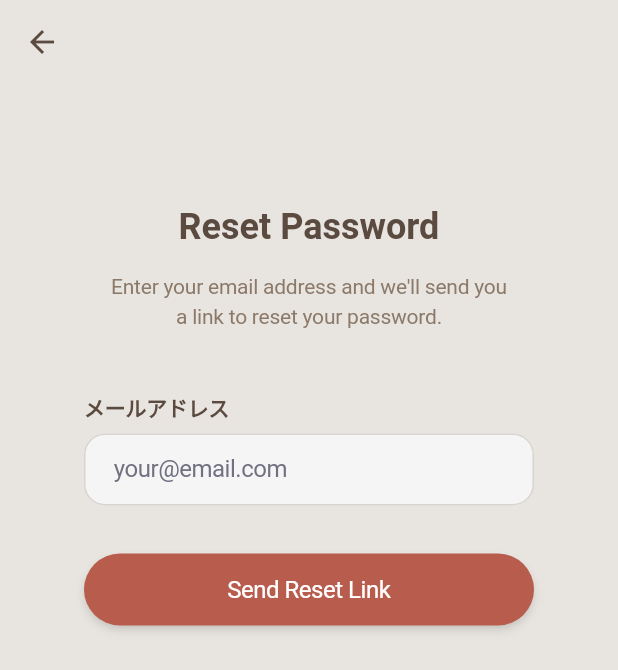
After one commit to hoshido-k/imane, a Flutter app: the screen it shows after launch, after a tap on "Forgot password?", on a phone screen of 412 x 824 dp. The commit adds this screen. Shown: the top 670 px of the screen. Run offline on Flutter 3.47's test engine with Material 3 defaults, Android fonts, the phone set to English and light mode, and no system bars; our stand-ins replace connectivity_plus, firebase_auth, firebase_core, geolocator, google_maps_flutter, permission_handler and 1 more; missing offline and left inert: background_location; accounts and stored records are empty; generated files the repository leaves out were written again.

Commit message:
パスワードリセット機能・UI追加

```diff
--- a/mobile/lib/main.dart
+++ b/mobile/lib/main.dart
@@ -4,15 +4,29 @@
 import 'firebase_options.dart';
 import 'core/theme/app_theme.dart';
 import 'screens/auth/login_screen.dart';
+import 'screens/auth/password_reset_screen.dart';
 import 'screens/main_screen.dart';
 
 void main() async {
   WidgetsFlutterBinding.ensureInitialized();
 
-  // Firebase初期化
-  await Firebase.initializeApp(
-    options: DefaultFirebaseOptions.currentPlatform,
-  );
+  // Firebase初期化（既に初期化されている場合はスキップ）
+  try {
+    print('[Main] Initializing Firebase...');
+    print('[Main] Project ID: ${DefaultFirebaseOptions.currentPlatform.projectId}');
+    await Firebase.initializeApp(
+      options: DefaultFirebaseOptions.currentPlatform,
+    );
+    print('[Main] Firebase initialized successfully');
+  } catch (e) {
+    // 既に初期化されている場合はエラーを無視
+    if (e.toString().contains('duplicate-app')) {
+      print('[Main] Firebase already initialized, skipping...');
+    } else {
+      print('[Main] Firebase initialization failed: $e');
+      rethrow;
+    }
+  }
 
   // Set system UI overlay style
   SystemChrome.setSystemUIOverlayStyle(
@@ -37,6 +51,7 @@
       initialRoute: '/login',
       routes: {
         '/login': (context) => const LoginScreen(),
+        '/password-reset': (context) => const PasswordResetScreen(),
         '/map': (context) => const MainScreen(),
       },
     );
--- a/mobile/lib/screens/auth/login_screen.dart
+++ b/mobile/lib/screens/auth/login_screen.dart
@@ -117,8 +117,8 @@ class _LoginScreenState extends State<LoginScreen> {
               child: Column(
                 crossAxisAlignment: CrossAxisAlignment.stretch,
                 children: [
-                  // Top spacing
-                  const SizedBox(height: 210),
+                  // Top spacing (reduced from 210 to 140)
+                  const SizedBox(height: 140),
 
                   // Logo/Title
                   Text(
@@ -286,6 +286,27 @@ class _LoginScreenState extends State<LoginScreen> {
                             ),
                           ],
                         ),
+
+                        // Forgot Password Link (ログインモード時のみ)
+                        if (!_isSignupMode) ...[
+                          const SizedBox(height: 12),
+                          GestureDetector(
+                            onTap: () {
+                              Navigator.of(context).pushNamed('/password-reset');
+                            },
+                            child: Text(
+                              'Forgot password?',
+                              textAlign: TextAlign.center,
+                              style: Theme.of(context)
+                                  .textTheme
+                                  .bodyMedium
+                                  ?.copyWith(
+                                    color: AppColors.primary,
+                                    fontWeight: FontWeight.w400,
+                                  ),
+                            ),
+                          ),
+                        ],
                       ],
                     ),
                   ),
--- /dev/null
+++ b/mobile/lib/screens/auth/password_reset_screen.dart
@@ -0,0 +1,268 @@
+import 'package:flutter/material.dart';
+import '../../core/constants/app_colors.dart';
+import '../../services/auth_service.dart';
+
+class PasswordResetScreen extends StatefulWidget {
+  const PasswordResetScreen({super.key});
+
+  @override
+  State<PasswordResetScreen> createState() => _PasswordResetScreenState();
+}
+
+class _PasswordResetScreenState extends State<PasswordResetScreen> {
+  final _formKey = GlobalKey<FormState>();
+  final _emailController = TextEditingController();
+  bool _isLoading = false;
+  bool _emailSent = false;
+
+  final AuthService _authService = AuthService();
+
+  @override
+  void dispose() {
+    _emailController.dispose();
+    super.dispose();
+  }
+
+  Future<void> _handlePasswordReset() async {
+    if (!_formKey.currentState!.validate()) {
+      return;
+    }
+
+    setState(() {
+      _isLoading = true;
+    });
+
+    try {
+      final result = await _authService.sendPasswordResetEmail(
+        email: _emailController.text.trim(),
+      );
+
+      if (!mounted) return;
+
+      if (result.success) {
+        setState(() {
+          _emailSent = true;
+        });
+      } else {
+        _showError(result.errorMessage ?? 'メールの送信に失敗しました');
+      }
+    } finally {
+      if (mounted) {
+        setState(() {
+          _isLoading = false;
+        });
+      }
+    }
+  }
+
+  void _showError(String message) {
+    ScaffoldMessenger.of(context).showSnackBar(
+      SnackBar(
+        content: Text(message),
+        backgroundColor: AppColors.error,
+      ),
+    );
+  }
+
+  @override
+  Widget build(BuildContext context) {
+    return Scaffold(
+      backgroundColor: AppColors.background,
+      appBar: AppBar(
+        leading: IconButton(
+          icon: const Icon(Icons.arrow_back),
+          onPressed: () => Navigator.of(context).pop(),
+        ),
+      ),
+      body: SafeArea(
+        child: SingleChildScrollView(
+          child: Padding(
+            padding: const EdgeInsets.symmetric(horizontal: 24),
+            child: _emailSent ? _buildSuccessView() : _buildResetForm(),
+          ),
+        ),
+      ),
+    );
+  }
+
+  Widget _buildResetForm() {
+    return Form(
+      key: _formKey,
+      child: Column(
+        crossAxisAlignment: CrossAxisAlignment.stretch,
+        children: [
+          const SizedBox(height: 80),
+
+          // Title
+          Text(
+            'Reset Password',
+            textAlign: TextAlign.center,
+            style: Theme.of(context).textTheme.displaySmall,
+          ),
+
+          const SizedBox(height: 16),
+
+          // Description
+          Text(
+            'Enter your email address and we\'ll send you\na link to reset your password.',
+            textAlign: TextAlign.center,
+            style: Theme.of(context).textTheme.bodyMedium,
+          ),
+
+          const SizedBox(height: 40),
+
+          // Form Container
+          Container(
+            padding: const EdgeInsets.symmetric(horizontal: 32),
+            child: Column(
+              crossAxisAlignment: CrossAxisAlignment.stretch,
+              children: [
+                // Email Field
+                _buildLabel('メールアドレス'),
+                const SizedBox(height: 8),
+                TextFormField(
+                  controller: _emailController,
+                  style: Theme.of(context).textTheme.bodyLarge,
+                  keyboardType: TextInputType.emailAddress,
+                  decoration: InputDecoration(
+                    hintText: 'your@email.com',
+                    hintStyle: Theme.of(context).inputDecorationTheme.hintStyle,
+                  ),
+                  validator: (value) {
+                    if (value == null || value.isEmpty) {
+                      return 'メールアドレスを入力してください';
+                    }
+                    if (!value.contains('@')) {
+                      return '有効なメールアドレスを入力してください';
+                    }
+                    return null;
+                  },
+                ),
+                const SizedBox(height: 32),
+
+                // Send Reset Link Button
+                SizedBox(
+                  height: 48,
+                  child: Container(
+                    decoration: BoxDecoration(
+                      borderRadius: BorderRadius.circular(100),
+                      boxShadow: AppColors.buttonShadow,
+                    ),
+                    child: ElevatedButton(
+                      onPressed: _isLoading ? null : _handlePasswordReset,
+                      child: _isLoading
+                          ? const SizedBox(
+                              height: 20,
+                              width: 20,
+                              child: CircularProgressIndicator(
+                                strokeWidth: 2,
+                                valueColor: AlwaysStoppedAnimation(
+                                    AppColors.textWhite),
+                              ),
+                            )
+                          : const Text(
+                              'Send Reset Link',
+                              style: TextStyle(
+                                fontSize: 16,
+                                fontWeight: FontWeight.w400,
+                                letterSpacing: -0.31,
+                              ),
+                            ),
+                    ),
+                  ),
+                ),
+              ],
+            ),
+          ),
+        ],
+      ),
+    );
+  }
+
+  Widget _buildSuccessView() {
+    return Column(
+      crossAxisAlignment: CrossAxisAlignment.stretch,
+      children: [
+        const SizedBox(height: 80),
+
+        // Success Icon
+        const Icon(
+          Icons.mark_email_read_outlined,
+          size: 80,
+          color: AppColors.primary,
+        ),
+
+        const SizedBox(height: 32),
+
+        // Title
+        Text(
+          'Email Sent',
+          textAlign: TextAlign.center,
+          style: Theme.of(context).textTheme.displaySmall,
+        ),
+
+        const SizedBox(height: 16),
+
+        // Description
+        Text(
+          'We\'ve sent a password reset link to\n${_emailController.text}\n\nCheck your email to reset your password.',
+          textAlign: TextAlign.center,
+          style: Theme.of(context).textTheme.bodyMedium,
+        ),
+
+        const SizedBox(height: 40),
+
+        // Back to Login Button
+        Padding(
+          padding: const EdgeInsets.symmetric(horizontal: 32),
+          child: SizedBox(
+            height: 48,
+            child: Container(
+              decoration: BoxDecoration(
+                borderRadius: BorderRadius.circular(100),
+                boxShadow: AppColors.buttonShadow,
+              ),
+              child: ElevatedButton(
+                onPressed: () {
+                  Navigator.of(context).pop();
+                },
+                child: const Text(
+                  'Back to Login',
+                  style: TextStyle(
+                    fontSize: 16,
+                    fontWeight: FontWeight.w400,
+                    letterSpacing: -0.31,
+                  ),
+                ),
+              ),
+            ),
+          ),
+        ),
+
+        const SizedBox(height: 24),
+
+        // Resend link
+        TextButton(
+          onPressed: () {
+            setState(() {
+              _emailSent = false;
+            });
+          },
+          child: Text(
+            'Didn\'t receive the email?',
+            style: Theme.of(context).textTheme.bodyMedium?.copyWith(
+                  color: AppColors.primary,
+                ),
+          ),
+        ),
+      ],
+    );
+  }
+
+  Widget _buildLabel(String text) {
+    return Text(
+      text,
+      style: Theme.of(context).textTheme.labelLarge,
+    );
+  }
+}
--- a/mobile/lib/services/auth_service.dart
+++ b/mobile/lib/services/auth_service.dart
@@ -65,11 +65,15 @@ class AuthService {
     required String password,
   }) async {
     try {
+      print('[Auth] Attempting login with Firebase Auth for email: $email');
+
       // 1. Firebase Authenticationでログイン
       final userCredential = await _firebaseAuth.signInWithEmailAndPassword(
         email: email,
         password: password,
       );
+
+      print('[Auth] Firebase login successful, user: ${userCredential.user?.uid}');
 
       // 2. Firebase IDトークンを取得
       final idToken = await userCredential.user?.getIdToken();
@@ -101,6 +105,7 @@ class AuthService {
         uid: uid,
       );
     } on FirebaseAuthException catch (e) {
+      print('[Auth] FirebaseAuthException: code=${e.code}, message=${e.message}');
       String errorMessage;
       switch (e.code) {
         case 'user-not-found':
@@ -115,8 +120,11 @@ class AuthService {
         case 'user-disabled':
           errorMessage = 'このアカウントは無効化されています';
           break;
+        case 'invalid-credential':
+          errorMessage = 'メールアドレスまたはパスワードが正しくありません';
+          break;
         default:
-          errorMessage = 'ログインに失敗しました: ${e.message}';
+          errorMessage = 'ログインに失敗しました (${e.code}): ${e.message}';
       }
 
       return AuthResult(
@@ -124,11 +132,13 @@ class AuthService {
         errorMessage: errorMessage,
       );
     } on ApiException catch (e) {
+      print('[Auth] ApiException: ${e.message}');
       return AuthResult(
         success: false,
         errorMessage: e.message,
       );
     } catch (e) {
+      print('[Auth] Unknown error: $e');
       return AuthResult(
         success: false,
         errorMessage: 'ログインに失敗しました: $e',
@@ -149,6 +159,45 @@ class AuthService {
       _apiService.clearAccessToken();
     } catch (e) {
       throw Exception('ログアウトに失敗しました: $e');
+    }
+  }
+
+  /// パスワードリセットメールを送信
+  Future<AuthResult> sendPasswordResetEmail({
+    required String email,
+  }) async {
+    try {
+      print('[Auth] Sending password reset email to: $email');
+      await _firebaseAuth.sendPasswordResetEmail(email: email);
+      print('[Auth] Password reset email sent successfully');
+
+      return AuthResult(
+        success: true,
+      );
+    } on FirebaseAuthException catch (e) {
+      print('[Auth] Password reset failed: code=${e.code}, message=${e.message}');
+      String errorMessage;
+      switch (e.code) {
+        case 'user-not-found':
+          errorMessage = 'このメールアドレスは登録されていません';
+          break;
+        case 'invalid-email':
+          errorMessage = 'メールアドレスの形式が正しくありません';
+          break;
+        default:
+          errorMessage = 'パスワードリセットメールの送信に失敗しました (${e.code}): ${e.message}';
+      }
+
+      return AuthResult(
+        success: false,
+        errorMessage: errorMessage,
+      );
+    } catch (e) {
+      print('[Auth] Password reset unknown error: $e');
+      return AuthResult(
+        success: false,
+        errorMessage: 'パスワードリセットメールの送信に失敗しました: $e',
+      );
     }
   }
 
```
Also changed, not shown: mobile/firebase.json, 16 other files.
